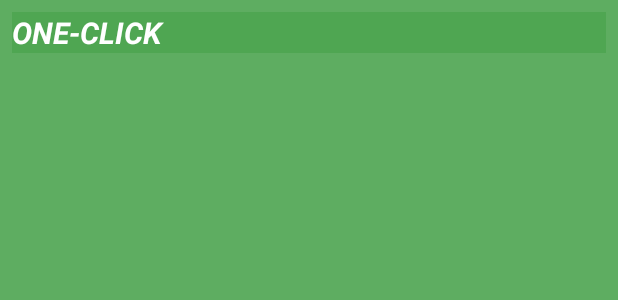
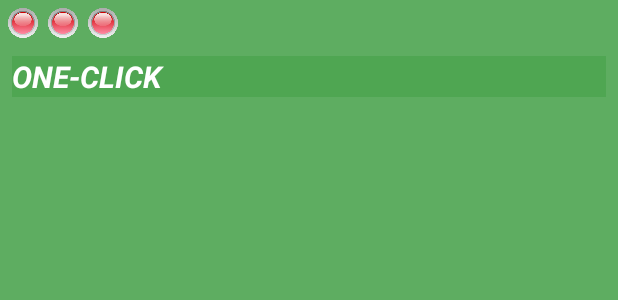
Before and after one commit to studag/wifi_42, an Android app: the layout wifi_connector_widget.xml on its own in the app's theme, with its tools: preview values and no code run, on a phone screen of 412 x 824 dp. Shown: the top 300 px of the screen. Run offline under Robolectric (Android 15) with nearby library versions, the phone set to English and light mode, and no system bars.

Commit message:
Wifi Actions Received and displayed
Displays 3 LEDs that show signal connectivity strength

```diff
--- a/app/src/main/AndroidManifest.xml
+++ b/app/src/main/AndroidManifest.xml
@@ -19,12 +19,6 @@
                 <category android:name="android.intent.category.LAUNCHER" />
             </intent-filter>
         </activity>
-        <activity android:name=".ConnectWifi" />
-
-        <service
-            android:name=".ConnectWifiService"
-            android:enabled="true"
-            android:exported="true" />
 
         <receiver android:name=".WifiConnectorWidget">
             <intent-filter>
--- a/app/src/main/java/example/com/wifi_4/WifiConnectorWidgetConfigureActivity.java
+++ b/app/src/main/java/example/com/wifi_4/WifiConnectorWidgetConfigureActivity.java
@@ -35,6 +35,9 @@ public class WifiConnectorWidgetConfigureActivity extends Activity {
     private static final String SSID_PREFIX = "SSID_PREFIX";
     //private static final String DEFAULT_COLOR_WIDGET_STRING_HEX = "#4EA651";
     private static String DEFAULT_COLOR_WIDGET_STRING_HEX ;
+
+
+
 
 
     private static  int DEFAULT_COLOR_WIDGET ;
@@ -130,6 +133,7 @@ public class WifiConnectorWidgetConfigureActivity extends Activity {
             resultValue.putExtra(SSID_PREFIX,_ssid);
 
             setResult(RESULT_OK, resultValue);
+
             finish();
         }
     };
--- a/app/src/main/res/layout/wifi_connector_widget.xml
+++ b/app/src/main/res/layout/wifi_connector_widget.xml
@@ -6,7 +6,38 @@
     android:background="@color/widget_default_green"
     android:padding="@dimen/widget_margin"
     android:orientation="vertical">
+    <GridLayout
+        android:layout_width="match_parent"
+        android:layout_height="wrap_content">
+        <ImageView
+            android:id="@+id/circle_on_off_image_Level_1"
+            android:layout_width="20dp"
+            android:layout_height="20dp"
+            android:layout_marginLeft="5dp"
+            android:layout_marginTop="5dp"
+            android:layout_marginRight="1dp"
+            android:layout_marginBottom="4dp"
+            android:src="@drawable/red_off" />
+        <ImageView
+            android:id="@+id/circle_on_off_image_Level_2"
+            android:layout_width="20dp"
+            android:layout_height="20dp"
+            android:layout_marginLeft="5dp"
+            android:layout_marginTop="5dp"
+            android:layout_marginRight="1dp"
+            android:layout_marginBottom="4dp"
+            android:src="@drawable/red_off" />
+        <ImageView
+            android:id="@+id/circle_on_off_image_Level_3"
+            android:layout_width="20dp"
+            android:layout_height="20dp"
+            android:layout_marginLeft="5dp"
+            android:layout_marginTop="5dp"
+            android:layout_marginRight="1dp"
+            android:layout_marginBottom="4dp"
+            android:src="@drawable/red_off" />
 
+    </GridLayout>
     <TextView
 
         android:id="@+id/appwidget_text"
@@ -21,8 +52,7 @@
         android:text="@string/appwidget_text"
         android:textColor="#ffffff"
         android:textSize="20sp"
-        android:textStyle="bold|italic"
-        />
+        android:textStyle="bold|italic" />
 
 
     <!--android:alpha="0.9"-->
```
Also changed, not shown: app/src/main/java/example/com/wifi_4/ColorPick.java (deleted, +0 -189 lines), app/src/main/java/example/com/wifi_4/ConnectWifi.java (deleted, +0 -32 lines), app/src/main/java/example/com/wifi_4/ConnectWifiService.java (deleted, +0 -110 lines), app/src/main/java/example/com/wifi_4/MainActivity.java (+0 -11 lines), app/src/main/java/example/com/wifi_4/MyWifiUtils.java (+31 -0 lines), app/src/main/java/example/com/wifi_4/WifiConnectorWidget.java (+101 -5 lines), app/src/main/res/drawable-hdpi/gray_circle.png (added), app/src/main/res/drawable-hdpi/green_on.png (added), app/src/main/res/drawable-hdpi/red_off.png (added).
